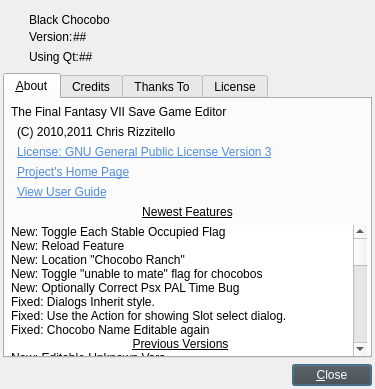
Qt form about.ui (sithlord48/blackchocobo) before a commit.
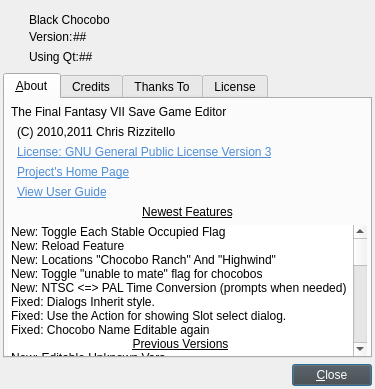
The same form after that commit. Icons and pictures are not drawn.

```diff
--- a/about.ui
+++ b/about.ui
@@ -508,7 +508,7 @@
          </item>
          <item>
           <property name="text">
-           <string>New: Location &quot;Chocobo Ranch&quot;</string>
+           <string>New: Locations &quot;Chocobo Ranch&quot; And &quot;Highwind&quot;</string>
           </property>
          </item>
          <item>
@@ -518,7 +518,7 @@
          </item>
          <item>
           <property name="text">
-           <string>New: Optionally Correct Psx PAL Time Bug</string>
+           <string>New: NTSC &lt;=&gt; PAL Time Conversion (prompts when needed)</string>
           </property>
          </item>
          <item>
```
Left out of the diff: 4 changed lines with no effect on the pictures.
